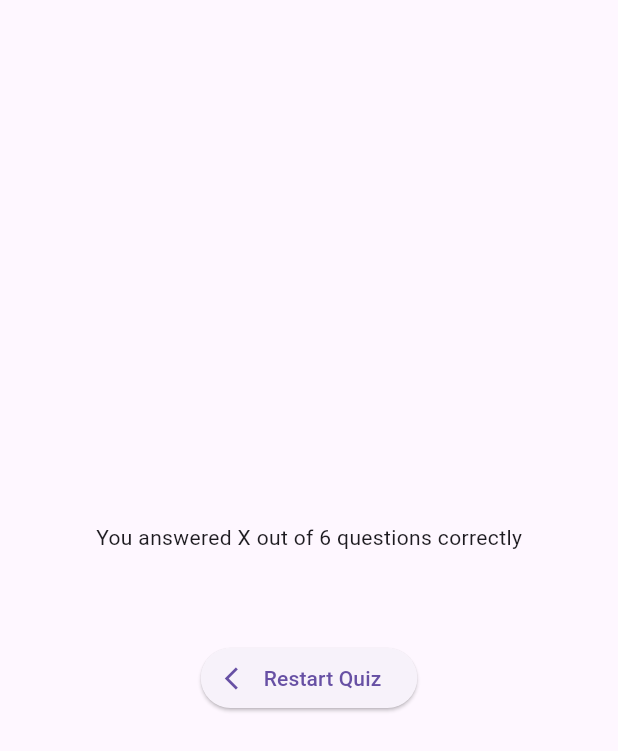
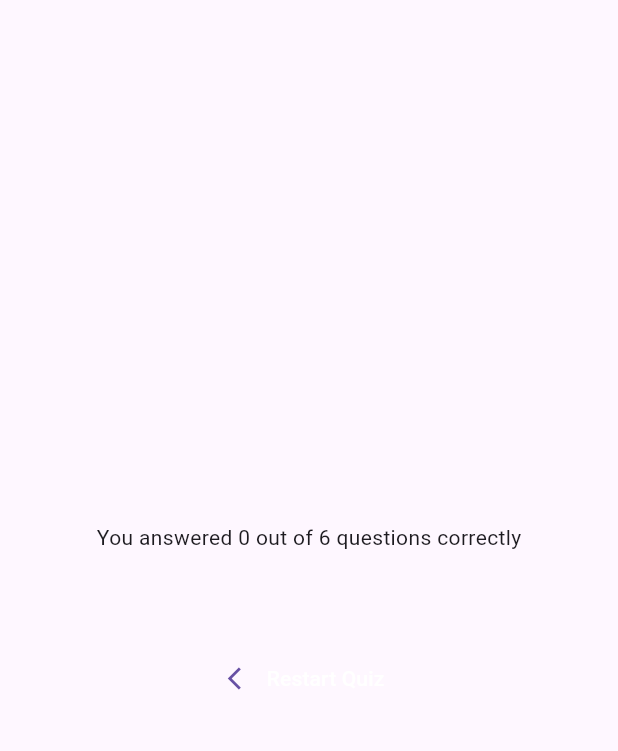
Before and after one commit to sam-kash/Quizzi, a Flutter app: the ResultsScreen widget shown alone on an empty page, opened directly with empty values, on a phone screen of 412 x 824 dp. Shown: the top 751 px of the screen. Run offline on Flutter 3.47's test engine with Material 3 defaults, Android fonts, the phone set to English and light mode, and no system bars; our stand-ins replace google_fonts.

Commit message:
ADding the heading text in result screen using function calls

```diff
--- a/lib/results_screen.dart
+++ b/lib/results_screen.dart
@@ -1,3 +1,4 @@
+import 'package:flutter/foundation.dart';
 import 'package:flutter/material.dart';
 import 'package:quizzi/data/questions.dart';
 //import 'package:flutter/widgets.dart';
@@ -28,6 +29,12 @@ class ResultsScreen extends StatelessWidget {
 
   @override
   Widget build(BuildContext context) {
+    final summaryData = getSummarydata();
+    final totalQuestions = questions.length;
+    final correctQuestions = summaryData.where((data) {
+      return data['user_answer'] == data['correct_answer'];
+    }).length;
+
     return SizedBox(
       width: double.infinity,
       child: Container(
@@ -35,17 +42,20 @@ class ResultsScreen extends StatelessWidget {
         child: Column(
           mainAxisAlignment: MainAxisAlignment.center,
           children: [
-            const Text('You answered X out of 6 questions correctly'),
+            Text(
+              'You answered $correctQuestions out of $totalQuestions questions correctly',
+            ),
             const SizedBox(
               height: 30,
             ),
-            QuestionsSummary(getSummarydata()),
+            QuestionsSummary(summaryData),
             const SizedBox(
               height: 30,
             ),
-            ElevatedButton.icon(
+            TextButton.icon(
               onPressed: () {},
-              label: const Text('Restart Quiz'),
+              label: const Text('Restart Quiz',
+                  style: TextStyle(color: Colors.white)),
               icon: const Icon(Icons.arrow_back_ios),
             )
           ],
```
